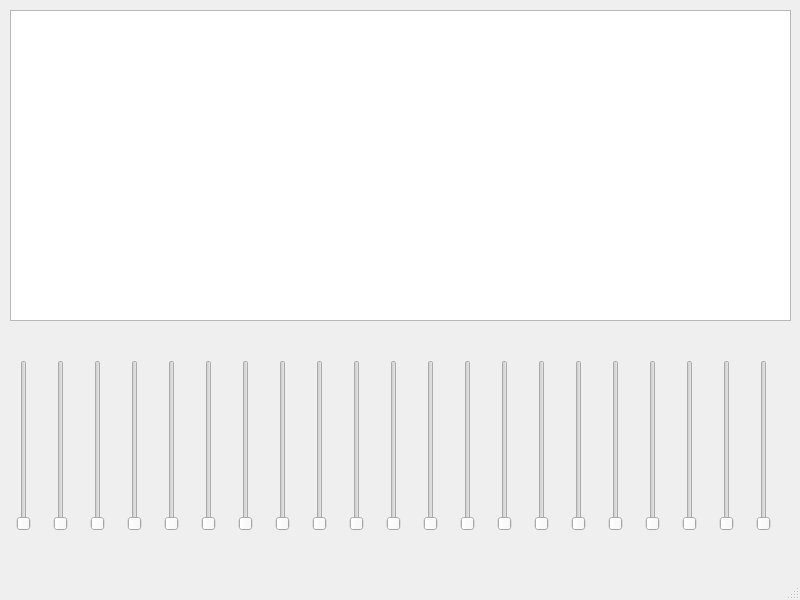
Before: the Qt Designer form gui.ui in serranoycandela/correlacion_sostenibilidad, drawn with Qt 5.
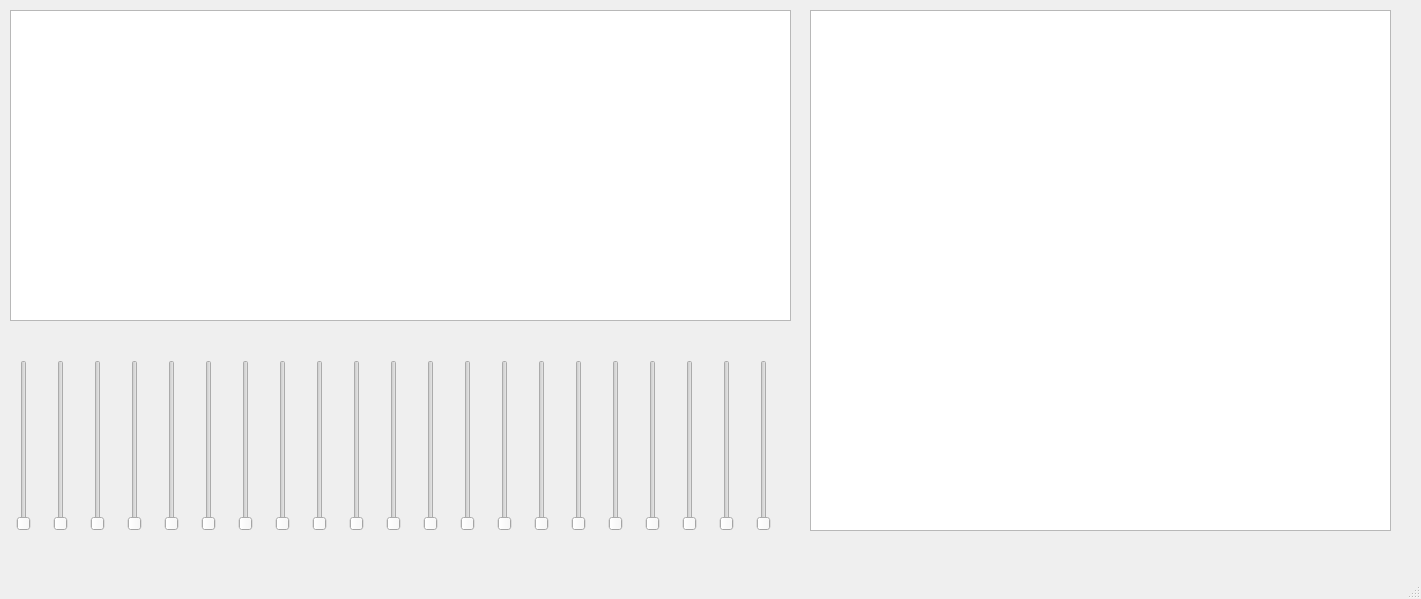
After: the same form once the commit is applied.

Commit message: with glyphs

```diff
--- a/gui.ui
+++ b/gui.ui
@@ -6,8 +6,8 @@
    <rect>
     <x>0</x>
     <y>0</y>
-    <width>800</width>
-    <height>600</height>
+    <width>1421</width>
+    <height>599</height>
    </rect>
   </property>
   <property name="windowTitle">
@@ -40,6 +40,16 @@
      </property>
     </widget>
    </widget>
+   <widget class="QGraphicsView" name="glyph_view">
+    <property name="geometry">
+     <rect>
+      <x>810</x>
+      <y>10</y>
+      <width>581</width>
+      <height>521</height>
+     </rect>
+    </property>
+   </widget>
    <widget class="QWidget" name="">
     <property name="geometry">
      <rect>
```
Left out of the diff: 2 changed lines with no effect on the pictures. The commit also changes 5 other files.
